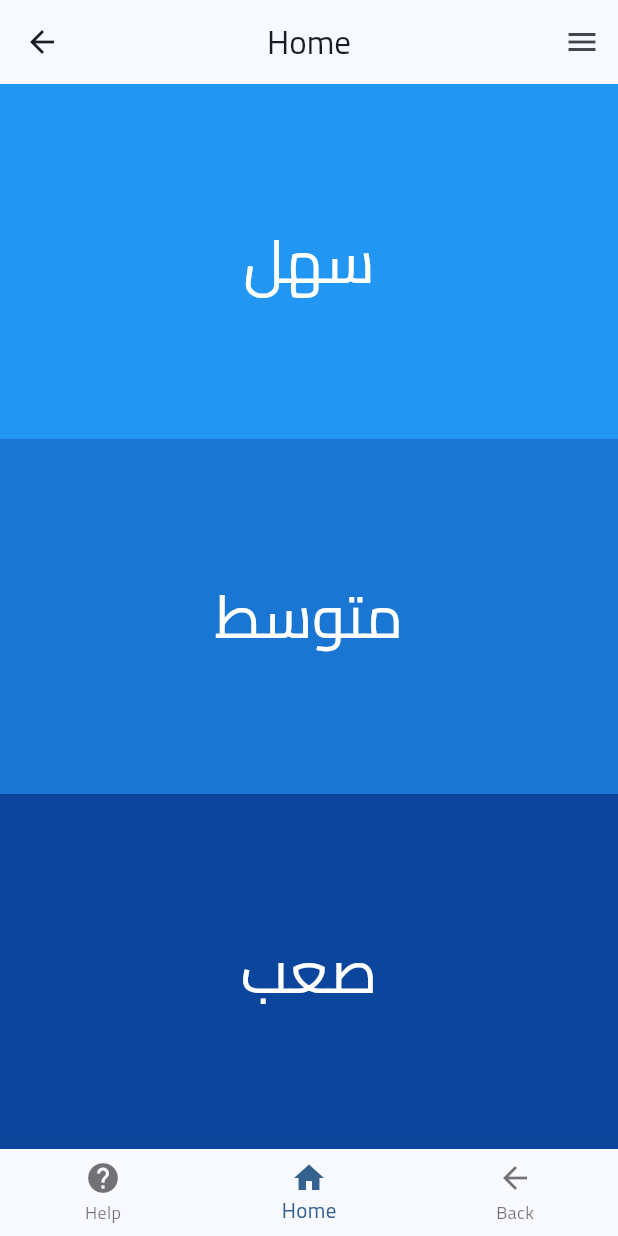
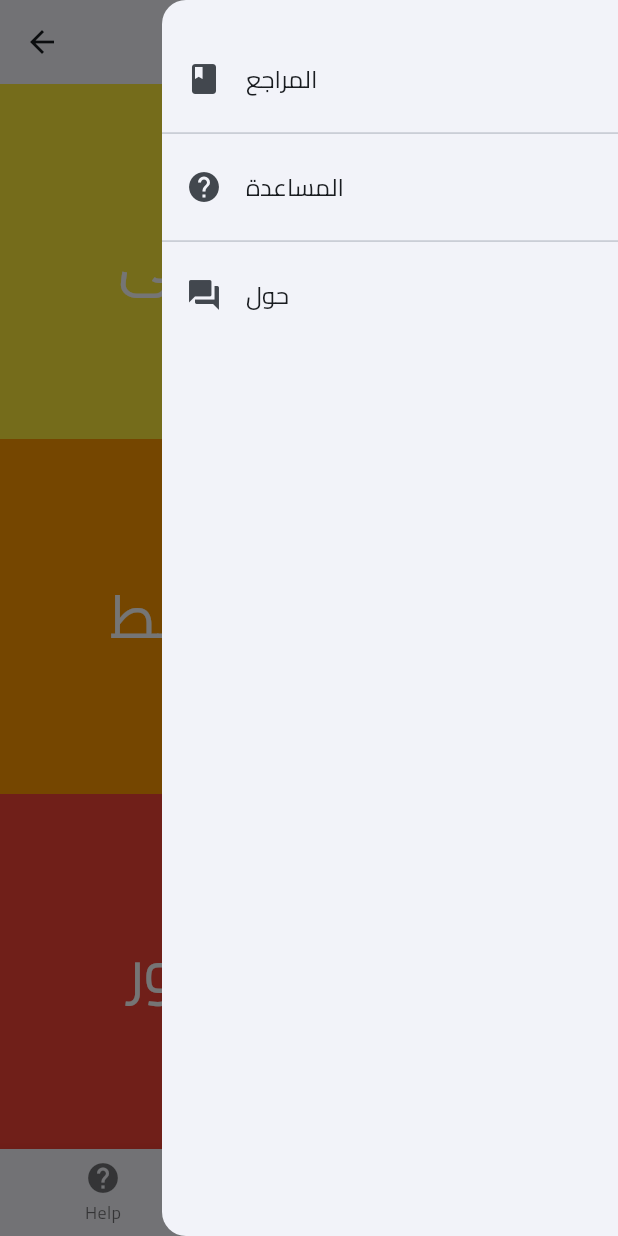
Before and after one commit to Ahmed-Lotfy5853/signeducation, a Flutter app: the BottomNavigationView screen opened by its route, with the side drawer open (before the commit the screen has no drawer), on a phone screen of 412 x 824 dp. Run offline on Flutter 3.47's test engine with Material 3 defaults, Android fonts, the phone set to English and light mode, and no system bars; our stand-ins replace animated_splash_screen, fluttertoast, shared_preferences; accounts and stored records are empty.

Commit message:
finish app

```diff
--- a/lib/core/navigation/app_route.dart
+++ b/lib/core/navigation/app_route.dart
@@ -1,4 +1,6 @@
 import 'package:flutter/material.dart';
+import 'package:signeducation/features/Dawer/about.dart';
+import 'package:signeducation/features/Dawer/reference.dart';
 import 'package:signeducation/features/lesson/models/lesson_model.dart';
 import 'package:signeducation/features/lesson/view/pages/lesson_view.dart';
 import 'package:signeducation/features/bottom_naviagtor/view/pages/bottom_navigator_view.dart';
@@ -24,6 +26,8 @@ class AppRoute {
         return
             // CustomPageRoute(const LoginView());
             MaterialPageRoute(builder: (_) =>  BottomNavigationView());
+      case RoutePath.reference: return  MaterialPageRoute(builder: (_) => const ReferenceView()); ;
+      case RoutePath.about:return  MaterialPageRoute(builder: (_) =>  const AboutView());
       case RoutePath.lesson:
         List<LessonModel> argument = settings.arguments as List<LessonModel>;
         return
--- a/lib/core/navigation/route_path.dart
+++ b/lib/core/navigation/route_path.dart
@@ -4,4 +4,6 @@ class RoutePath {
   static const bottomNavigator = 'navigator';
   static const lesson = 'lesson';
   static const welcome='welcome';
+  static const reference='reference';
+  static const about='about';
 }
--- a/lib/core/resources/constants.dart
+++ b/lib/core/resources/constants.dart
@@ -11,8 +11,7 @@ import 'enums.dart';
 SelectedItemProiver providerItemSelected(context) =>
     Provider.of<SelectedItemProiver>(context);
 bool checkLogin = false;
-var checkLevelCompeleted=<String>[];
-
+List<String> checkClicks = [];
 const Map<Levels, List<Categories>> levelsMap = {
   Levels.easy: [
     Categories.numbers,
@@ -62,7 +61,7 @@ Map<Categories, CategoryItemModel> categoriesMap = {
       lessons: animals,
       backgroundColor: CupertinoColors.activeBlue),
   Categories.food: CategoryItemModel(
-      title: ' الطعام و أدواته',
+      title: 'الطعام و أدواته',
       cover: '${ImageManager.categories}4.png',
       category: Categories.food,
       lessons: food,
@@ -2097,3 +2096,34 @@ List<LessonModel> travelling = [
           "اجعل إصبعي السبابة و الإبهام لليد اليمنى منبسطين مع قبض باقي أصابع اليد ، بحيث تتجه اليد لأعلى ، ثم حرك اليد في اتجاه اليسار",
       cover: ImageManager.travelling),
 ];
+//titles for appbar in bottom navigation bar
+final appBarTitlies = [
+  'Help',
+  'Home',
+  'Back',
+  'القسم الإبتدائى',
+  'القسم المتوسط',
+  'القسم المتطور',
+  'الأرقام',
+  'الحروف',
+  'الاسرة والاصدقاء و الناس',
+  'الحيوانات',
+  'الطعام و أدواته',
+  'المنزل و الملابس و الألوان',
+  'الزمن و فصول السنه',
+  'التربية و التعليم',
+  'الصحة و الطوارئ',
+  'الأفكار و الانفعالات',
+  'المترادفات و المتضادات',
+  'الطبيعة و البيئة',
+  'السفر و الاجازات و  الاتجاهات'
+];
+// reference
+String reference =
+    '''• Mickey Flodin, 1991," Signing Is Fun ",The Berkley Publishing Group,New Yourk.
+• Mickey Flodin, 1992," Signing For Kids ",The Berkley Publishing Group,New Yourk.
+• Mickey Flodin, 1994,Signing Mustrated: The Complete Learning Guide.",The Berkley Publishing Group,New Yourk.
+• Rod R. Butterworth,and Mickey Flodin, 1990,"The Pocket Dictionary of Signing."R.ed.,The Berkley Publishing Group,New Yourk.
+• Rod R. Butterworth,and Mickey Flodin, 1992,"The Perigee Visual Dictionary of Signing",3rd Edition.,the Berkley Publishing Group,New Yourk.
+• Rod R. Butterworth,M. A, M. Ed.,and Mickey Flodin,1993,"Signing Made Easy".,The Berkley publishing Group,New Yourk.
+          ''';
--- a/lib/features/bottom_naviagtor/view/components/level_item.dart
+++ b/lib/features/bottom_naviagtor/view/components/level_item.dart
@@ -20,7 +20,7 @@ class LevelItem extends StatelessWidget {
     return Expanded(
       child: InkWell(
         onTap: () {
-          SharedPreference.getStringList('category').then((value) {
+          SharedPreference.getStringList(SharedPreference.checkLevel).then((value) {
             // check if len of list  = null
             int length = value?.length??0 ;
             if (levelCategories == Levels.easy) {
--- a/lib/features/bottom_naviagtor/view/pages/bottom_navigator_view.dart
+++ b/lib/features/bottom_naviagtor/view/pages/bottom_navigator_view.dart
@@ -2,10 +2,12 @@ import 'package:flutter/material.dart';
 import 'package:signeducation/core/navigation/route_path.dart';
 import 'package:signeducation/core/resources/constants.dart';
 import 'package:signeducation/core/resources/enums.dart';
+import 'package:signeducation/core/responsive_and_adaptive/responsive.dart';
 import 'package:signeducation/features/bottom_naviagtor/view/pages/inside_pages/back.dart';
 import 'package:signeducation/features/bottom_naviagtor/view/pages/inside_pages/help_view.dart';
 import 'package:signeducation/features/bottom_naviagtor/view/pages/inside_pages/home_view.dart';
 import 'package:signeducation/features/categories/view/pages/categories_view.dart';
+import 'package:signeducation/features/lesson/view/pages/lesson_view.dart';
 
 class BottomNavigationView extends StatelessWidget {
   BottomNavigationView({super.key});
@@ -13,12 +15,40 @@ class BottomNavigationView extends StatelessWidget {
     const Help(),
     const Home(),
     const Back(),
-    CategoriesView(categories: levelsMap[Levels.easy]!,level: Levels.easy,),
-    CategoriesView(categories: levelsMap[Levels.medium]!,level: Levels.medium,),
-    CategoriesView(categories: levelsMap[Levels.hard]!,level: Levels.hard,),
+    CategoriesView(
+      categories: levelsMap[Levels.easy]!,
+      level: Levels.easy,
+    ),
+    CategoriesView(
+      categories: levelsMap[Levels.medium]!,
+      level: Levels.medium,
+    ),
+    CategoriesView(
+      categories: levelsMap[Levels.hard]!,
+      level: Levels.hard,
+    ),
+    LessonView(lessons: categoriesMap[Categories.numbers]!.lessons),
+    LessonView(lessons: categoriesMap[Categories.characters]!.lessons),
+    LessonView(lessons: categoriesMap[Categories.family]!.lessons),
+    LessonView(lessons: categoriesMap[Categories.animals]!.lessons),
+    LessonView(lessons: categoriesMap[Categories.food]!.lessons),
+    LessonView(lessons: categoriesMap[Categories.home]!.lessons),
+    LessonView(lessons: categoriesMap[Categories.time]!.lessons),
+    LessonView(lessons: categoriesMap[Categories.education]!.lessons),
+    LessonView(lessons: categoriesMap[Categories.health]!.lessons),
+    LessonView(lessons: categoriesMap[Categories.ideas]!.lessons),
+    LessonView(lessons: categoriesMap[Categories.meaning]!.lessons),
+    LessonView(lessons: categoriesMap[Categories.nature]!.lessons),
+    LessonView(lessons: categoriesMap[Categories.travelling]!.lessons),
   ];
-  final titles = ['Help', 'Home', 'Back','سهل','متوسط','صعب'];
-  final bottomItems=const [
+
+  final titlesDrawer = ['المراجع', 'المساعدة', 'حول'];
+  final iconsDrawe = const [
+    Icon(Icons.book),
+    Icon(Icons.help),
+    Icon(Icons.question_answer)
+  ];
+  final bottomItems = const [
     BottomNavigationBarItem(icon: Icon(Icons.help), label: "Help"),
     BottomNavigationBarItem(icon: Icon(Icons.home), label: "Home"),
     BottomNavigationBarItem(icon: Icon(Icons.arrow_back), label: "Back"),
@@ -26,27 +56,53 @@ class BottomNavigationView extends StatelessWidget {
   @override
   Widget build(BuildContext context) {
     var provider = providerItemSelected(context);
-    return Scaffold(
+    return SafeArea(
+      child: Scaffold(
+        endDrawer: Drawer(
+          child: Padding(
+            padding: EdgeInsets.symmetric(vertical: getHeight(context) * 0.02),
+            child: ListView.separated(
+                itemBuilder: (_, int index) => InkWell(
+                      onTap: () {
+                        Navigator.of(context).pop();
+                        if (index == 0) {
+                          Navigator.of(context).pushNamed(RoutePath.reference);
+                        } else if (index == 1) {
+                          provider.currentItem(0);
+                        } else if (index == 2) {
+                          Navigator.of(context).pushNamed(RoutePath.about);
+                        }
+                      },
+                      child: ListTile(
+                        title: Text(titlesDrawer[index]),
+                        leading: iconsDrawe[index],
+                      ),
+                    ),
+                separatorBuilder: (_, int index) => Divider(),
+                itemCount: 3),
+          ),
+        ),
         appBar: AppBar(
-        title: Text(titles[provider.selectedItem],),
+          title: Text(
+            appBarTitlies[provider.selectedItem],
+          ),
           centerTitle: true,
-        actions: [IconButton(onPressed: () {}, icon: const Icon(Icons.menu))],
         ),
         body: _views[provider.selectedItem],
         bottomNavigationBar: BottomNavigationBar(
           items: bottomItems,
-        currentIndex: provider.selectedItem <bottomItems.length?provider.selectedItem :1,
+          currentIndex: provider.selectedItem < bottomItems.length
+              ? provider.selectedItem
+              : 1,
           onTap: (int currentIndex) {
-          if(currentIndex==2)
-          {
+            if (currentIndex == 2) {
               Navigator.of(context).pushReplacementNamed(RoutePath.welcome);
               provider.currentItem(1);
-          }
-          else{
+            } else {
               provider.currentItem(currentIndex);
             }
-
           },
+        ),
       ),
     );
   }
--- a/lib/features/bottom_naviagtor/view/pages/inside_pages/home_view.dart
+++ b/lib/features/bottom_naviagtor/view/pages/inside_pages/home_view.dart
@@ -7,19 +7,19 @@ class Home extends StatelessWidget {
   const Home({super.key});
  static const List<Widget> _levelsItems = [
     LevelItem(
-      title: 'سهل',
+      title: 'القسم الإبتدائى',
       levelCategories: Levels.easy,
-      colors: Colors.blue,
+      colors: Colors.yellow,
     ),
     LevelItem(
-      title: 'متوسط',
+      title: 'القسم المتوسط',
       levelCategories: Levels.medium,
-      colors: Color.fromARGB(255, 25, 118, 210),
+      colors: Colors.orange,
     ),
     LevelItem(
-      title: 'صعب',
+      title: 'القسم المتطور',
       levelCategories: Levels.hard,
-      colors: Color.fromARGB(255, 12, 70, 156),
+      colors: Colors.red,
     ),
   ];
   @override
--- a/lib/features/lesson/view/components/lesson_item.dart
+++ b/lib/features/lesson/view/components/lesson_item.dart
@@ -2,9 +2,10 @@ import 'package:flutter/material.dart';
 import 'package:signeducation/core/responsive_and_adaptive/responsive.dart';
 //required this.index ,required this.check
 class LessonItem extends StatelessWidget {
-   const LessonItem({super.key, required this.label, required this.tap,});
+   const LessonItem({super.key, required this.label, required this.tap,required this.buttonColor});
 
   final String label;
+  final Color buttonColor;
   final void Function() tap;
   @override
   Widget build(BuildContext context) {
@@ -18,7 +19,7 @@ class LessonItem extends StatelessWidget {
         height: getHeight(context) * 0.025,
         alignment: Alignment.center,
         decoration: BoxDecoration(
-          color: Colors.grey.shade200,
+          color: buttonColor,
           borderRadius: BorderRadius.circular(15),
         ),
         child: Text(
```
Also changed, not shown: lib/core/local_data/shared_preferenc.dart (+15 -4 lines), lib/features/Dawer/about.dart (added, +34 -0 lines), lib/features/Dawer/reference.dart (added, +28 -0 lines), lib/features/categories/view/components/category_item.dart (+14 -6 lines), lib/features/lesson/view/pages/lesson_view.dart (+20 -13 lines). Lines whose indentation alone changed are shown as unchanged.
